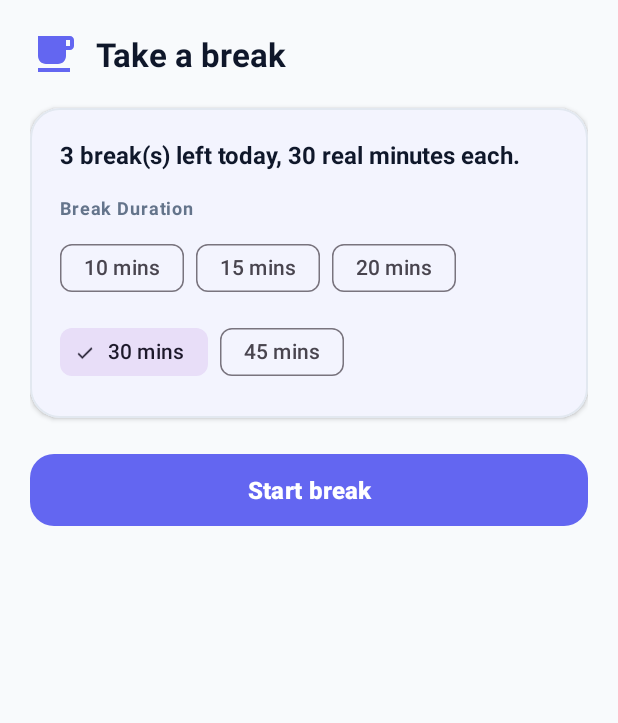
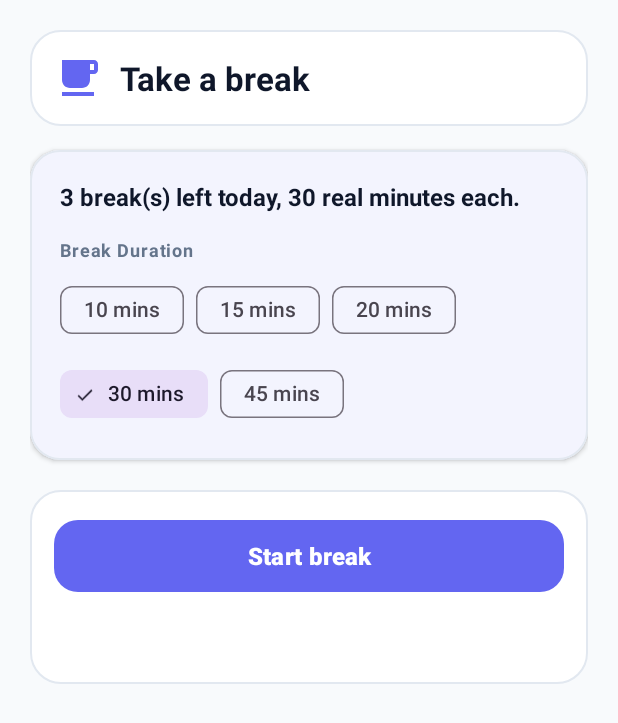
Before and after one commit to parvazai9717-hash/lockout-gate, an Android app: the BreakActivity screen opened directly, with no data from a screen before it, on a phone screen of 412 x 824 dp. Shown: the top 723 px of the screen. Run offline under Robolectric (Android 15) with nearby library versions, the phone set to English and light mode, and no system bars; pictures from the network do not load.

Commit message:
Make text readable over custom background photos
Header, controls, break-submit and app-picker sections sat directly on the
background photo under a dark scrim, so their dark text and outlined
buttons were unreadable. Put them on solid rounded panels (bg_panel), and
give the tab toggles solid checked/unchecked colours.

Co-Authored-By: Claude Opus 5.5 <noreply@anthropic.com>
Claude-Session: https://claude.ai/code/session_01LzJgaqbWn7yEg1xztrBbze

```diff
--- /dev/null
+++ b/android/app/src/main/res/color/tab_button_bg.xml
@@ -0,0 +1,5 @@
+<?xml version="1.0" encoding="utf-8"?>
+<selector xmlns:android="http://schemas.android.com/apk/res/android">
+    <item android:color="@color/primary" android:state_checked="true" />
+    <item android:color="@color/surface_card_light" />
+</selector>
--- /dev/null
+++ b/android/app/src/main/res/color/tab_button_content.xml
@@ -0,0 +1,5 @@
+<?xml version="1.0" encoding="utf-8"?>
+<selector xmlns:android="http://schemas.android.com/apk/res/android">
+    <item android:color="#FFFFFF" android:state_checked="true" />
+    <item android:color="@color/text_primary_light" />
+</selector>
--- /dev/null
+++ b/android/app/src/main/res/drawable/bg_panel.xml
@@ -0,0 +1,7 @@
+<?xml version="1.0" encoding="utf-8"?>
+<!-- Solid rounded panel so text stays readable over a custom background photo. -->
+<shape xmlns:android="http://schemas.android.com/apk/res/android" android:shape="rectangle">
+    <solid android:color="@color/surface_card_light" />
+    <corners android:radius="20dp" />
+    <stroke android:width="1dp" android:color="@color/card_stroke_light" />
+</shape>
--- a/android/app/src/main/res/layout/activity_break.xml
+++ b/android/app/src/main/res/layout/activity_break.xml
@@ -37,8 +37,10 @@
                 android:layout_width="match_parent"
                 android:layout_height="wrap_content"
                 android:gravity="center_vertical"
+                android:layout_marginBottom="16dp"
+                android:background="@drawable/bg_panel"
                 android:orientation="horizontal"
-                android:paddingBottom="20dp">
+                android:padding="16dp">
 
                 <ImageView
                     android:layout_width="32dp"
@@ -159,6 +161,14 @@
                 </LinearLayout>
             </com.google.android.material.card.MaterialCardView>
 
+            <LinearLayout
+                android:layout_width="match_parent"
+                android:layout_height="wrap_content"
+                android:layout_marginBottom="16dp"
+                android:background="@drawable/bg_panel"
+                android:orientation="vertical"
+                android:padding="16dp">
+
             <com.google.android.material.button.MaterialButton
                 android:id="@+id/submitBreakButton"
                 style="@style/Widget.Material3.Button"
@@ -186,6 +196,7 @@
                 android:textColor="@color/text_primary_light"
                 android:textSize="15sp"
                 android:textStyle="bold" />
+            </LinearLayout>
 
         </LinearLayout>
     </ScrollView>
```
Also changed, not shown: android/app/src/main/res/layout/activity_app_picker.xml (+15 -0 lines), android/app/src/main/res/layout/activity_main.xml (+19 -3 lines).
